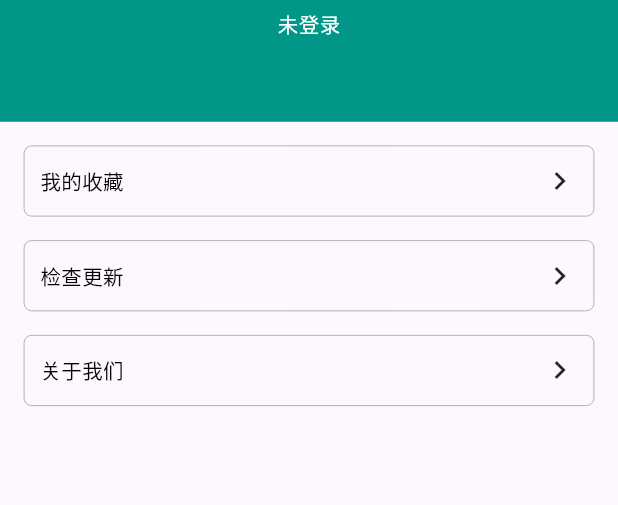
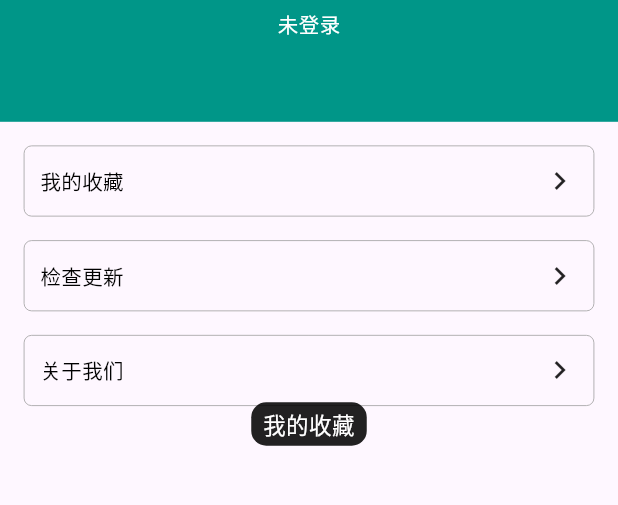
Before and after one commit to SymphonyZhang/wanandroid_flutter, a Flutter app: the PersonalPage screen opened directly, after a tap on "我的收藏", on a phone screen of 412 x 824 dp, the part 194-699 px from its top. Run offline on Flutter 3.47's test engine with Material 3 defaults, Android fonts, the phone set to English and light mode, and no system bars; drawn by our look-alikes of oktoast; our stand-ins replace dio, flutter_screenutil, flutter_swiper_view, pull_to_refresh, shared_preferences; accounts and stored records are empty; network calls fail; statements that could not run were skipped.

Commit message:
个人页面按键点击toast

```diff
--- a/lib/pages/personal/personal_page.dart
+++ b/lib/pages/personal/personal_page.dart
@@ -1,5 +1,6 @@
 import 'package:flutter/material.dart';
 import 'package:flutter_screenutil/flutter_screenutil.dart';
+import 'package:oktoast/oktoast.dart';
 import 'package:provider/provider.dart';
 import 'package:wanandroid_flutter/pages/auth/login_page.dart';
 import 'package:wanandroid_flutter/pages/personal/personal_vm.dart';
@@ -37,9 +38,15 @@ class _PersonalPageState extends State<PersonalPage> {
                 RouteUtils.push(context, LoginPage());
               }
             }),
-            _item('我的收藏', () {}),
-            _item('检查更新', () {}),
-            _item('关于我们', () {}),
+            _item('我的收藏', () {
+              showToast('我的收藏');
+            }),
+            _item('检查更新', () {
+              showToast('检查更新');
+            }),
+            _item('关于我们', () {
+              showToast('关于我们');
+            }),
             Consumer<PersonalViewModel>(builder: (context,vm,child){
               if(vm.shouldLogin){
                 return SizedBox();
```
